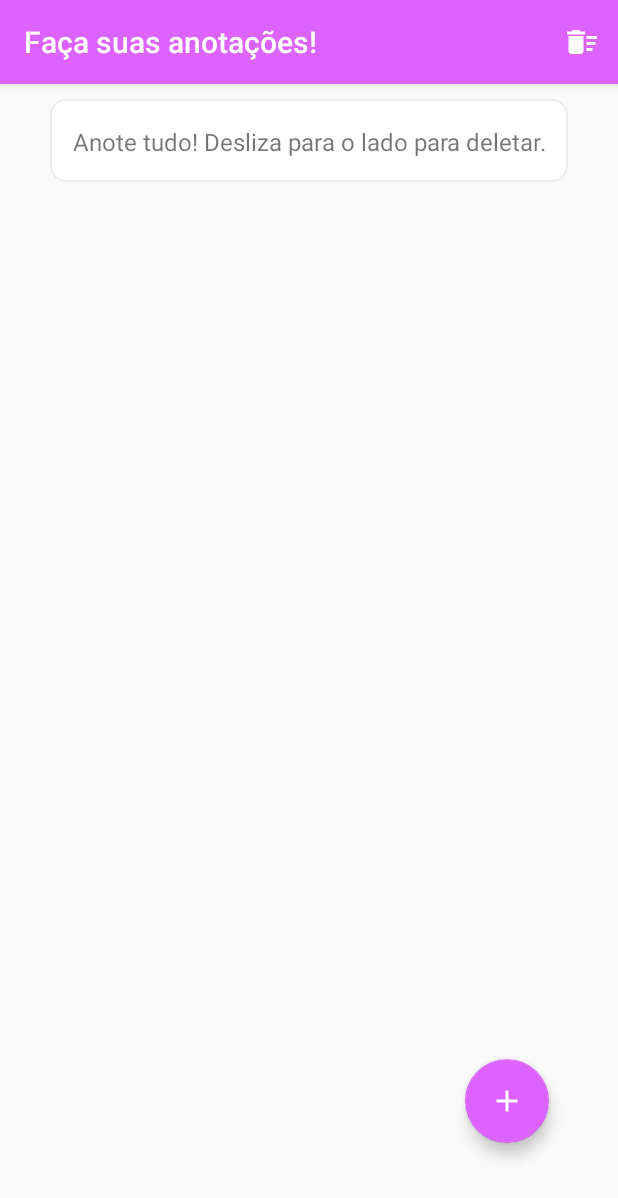
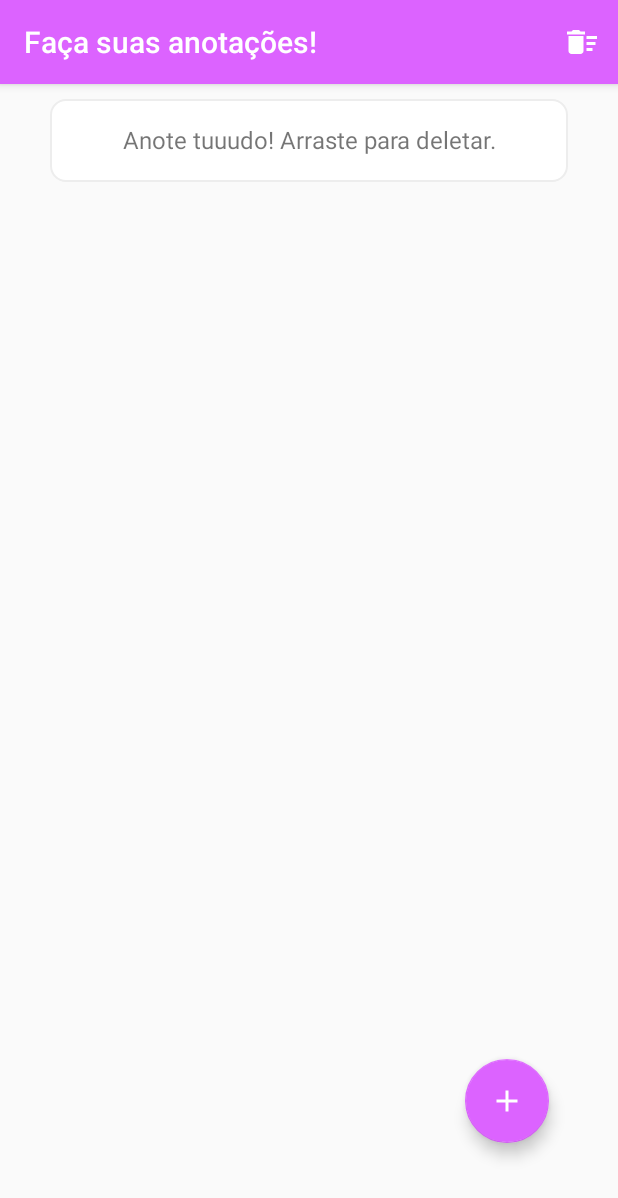
Before and after one commit to GustavoHenriqueDK/AS-Notepad, an Android app: the screen it shows after launch (MainActivity), on a phone screen of 412 x 824 dp. Shown: the top 1198 px of the screen. Run offline under Robolectric (Android 15) with nearby library versions, the phone set to English and light mode, and no system bars; our stand-ins replace Room's generated code; 1 statement that could not run was skipped.

Commit message:
Correção da classe mRoomDatabase

```diff
--- a/app/src/main/java/com/example/notepad/database/mRoomDatabase.java
+++ b/app/src/main/java/com/example/notepad/database/mRoomDatabase.java
@@ -50,7 +50,7 @@ public abstract class mRoomDatabase extends androidx.room.RoomDatabase {
                 ConsultasDAO consultasDAO = INSTANCE.consultasDAO();
 
                 Notepad notepad = new Notepad();
-                notepad.setAnotacaoRealizada("Anote tudo! Desliza para o lado para deletar.");
+                notepad.setAnotacaoRealizada("Anote tuuudo! Arraste para deletar.");
                 consultasDAO.insertDAO(notepad);
 
             });
--- a/app/src/main/res/layout/recyclerview_layout.xml
+++ b/app/src/main/res/layout/recyclerview_layout.xml
@@ -20,5 +20,5 @@
         app:layout_constraintEnd_toEndOf="parent"
         app:layout_constraintStart_toStartOf="parent"
         app:layout_constraintTop_toTopOf="parent"
-        app:layout_constraintVertical_bias="0.516" />
+        app:layout_constraintVertical_bias="0.47" />
 </androidx.constraintlayout.widget.ConstraintLayout>
```
